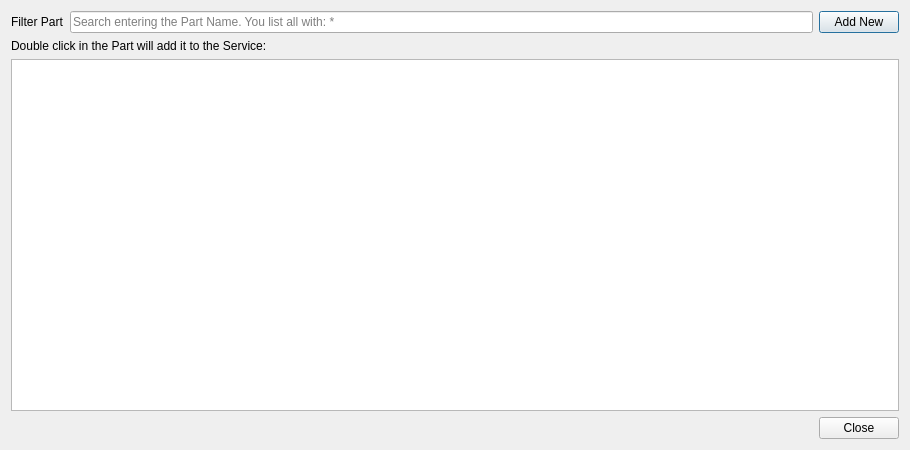
Before: the Qt Designer form Stock_Parts_Selection.ui in bedi1982/Oficina, drawn with Qt 5.
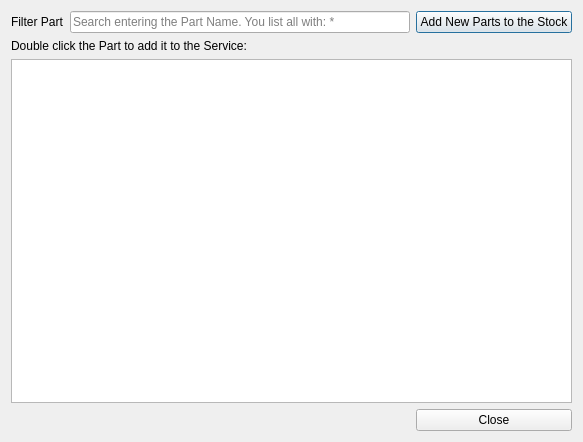
After: the same form once the commit is applied. Icons and pictures are not drawn.

```diff
--- a/Stock_Parts_Selection.ui
+++ b/Stock_Parts_Selection.ui
@@ -6,8 +6,8 @@
    <rect>
     <x>0</x>
     <y>0</y>
-    <width>910</width>
-    <height>450</height>
+    <width>583</width>
+    <height>442</height>
    </rect>
   </property>
   <property name="windowTitle">
@@ -41,7 +41,7 @@
    <item row="0" column="2">
     <widget class="QPushButton" name="btn_Add_Part_to_Stock">
      <property name="text">
-      <string>Add New</string>
+      <string>Add New Parts to the Stock</string>
      </property>
      <property name="icon">
       <iconset resource="images/images.qrc">
@@ -52,7 +52,7 @@
    <item row="2" column="0" colspan="2">
     <widget class="QLabel" name="label_Help">
      <property name="text">
-      <string>Double click in the Part will add it to the Service:</string>
+      <string>Double click the Part to add it to the Service:</string>
      </property>
     </widget>
    </item>
```
